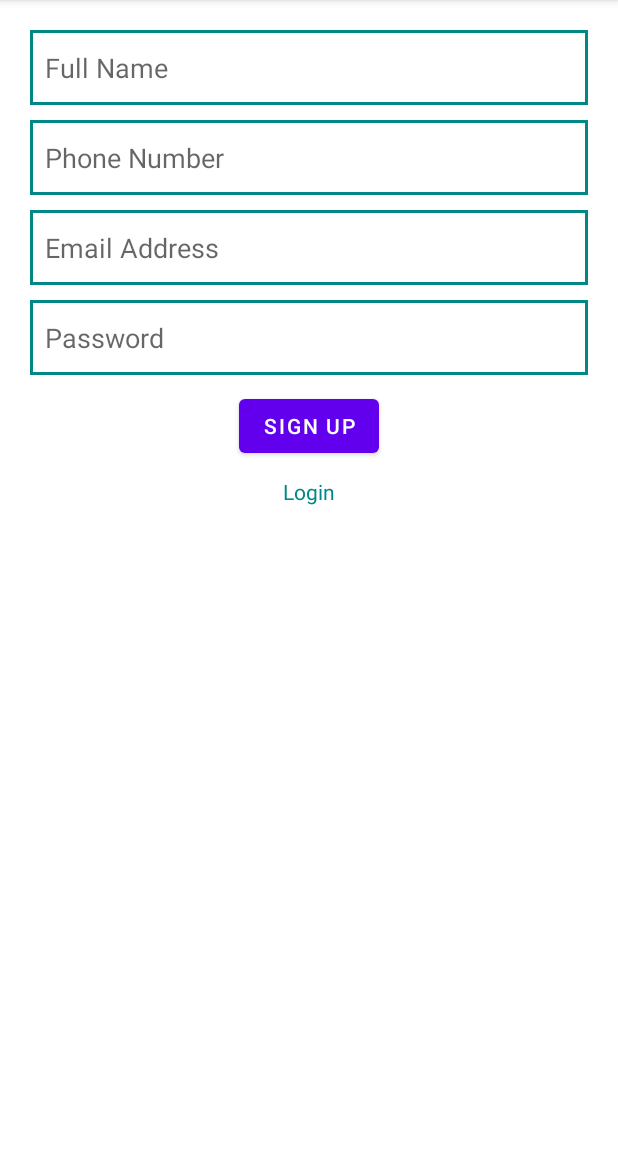
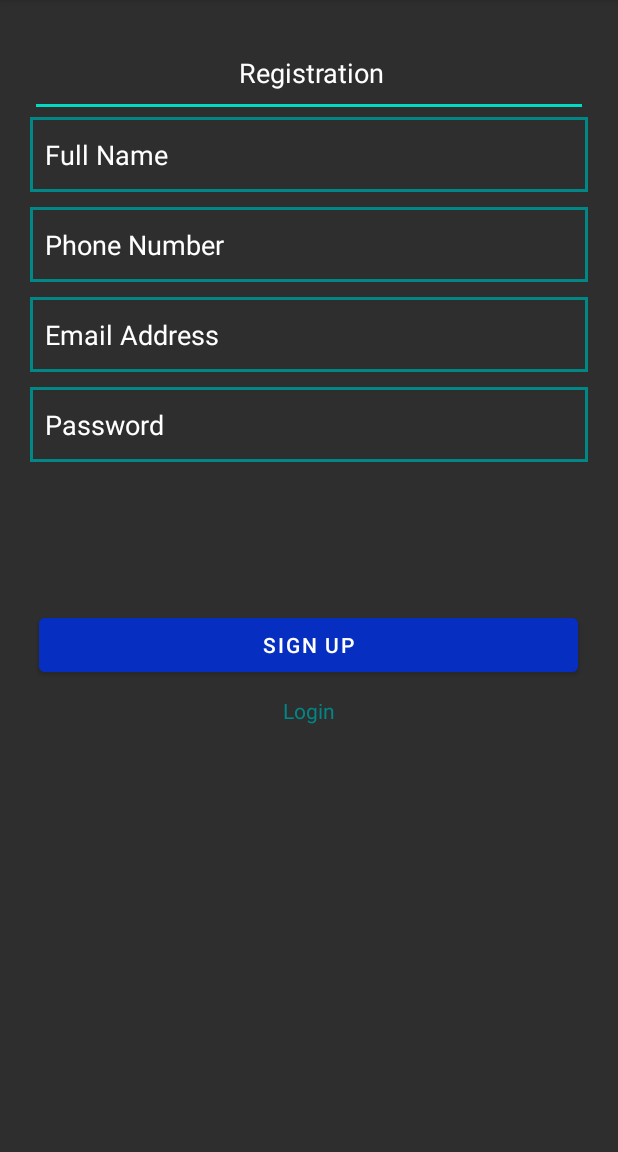
Before and after one commit to nikiero/WeatherApp, an Android app: the MainActivity screen opened directly, with no data from a screen before it, on a phone screen of 412 x 824 dp, the part 84-1236 px from its top. Run offline under Robolectric (Android 15) with nearby library versions, the phone set to English and light mode, and no system bars; our stand-ins replace Firebase (no records; nobody signed in at launch, a user with empty details on screens opened directly).

Commit message:
Updated interface

```diff
--- a/app/src/main/res/layout/activity_main.xml
+++ b/app/src/main/res/layout/activity_main.xml
@@ -4,63 +4,87 @@
     xmlns:tools="http://schemas.android.com/tools"
     android:layout_width="match_parent"
     android:layout_height="match_parent"
+    android:background="#2E2E2E"
+    android:orientation="vertical"
     android:padding="20dp"
-    tools:context=".MainActivity"
-    android:orientation="vertical">
+    tools:context=".MainActivity">
+
+    <EditText
+        android:id="@+id/editTextTextPersonName"
+        android:layout_width="match_parent"
+        android:layout_height="58dp"
+        android:ems="10"
+        android:inputType="textPersonName"
+        android:text="                             Registration"
+        android:textColor="#FFFFFF"
+        android:textColorHint="#FFFFFF" />
 
     <EditText
         android:id="@+id/fullName"
-        android:padding="10dp"
+        android:layout_width="match_parent"
+        android:layout_height="50dp"
         android:background="@drawable/editext_background"
         android:hint="Full Name"
-        android:layout_width="match_parent"
-        android:layout_height="50dp" />
+        android:padding="10dp"
+        android:textColor="#EDE8E8"
+        android:textColorHint="#FFFFFF" />
 
     <EditText
         android:id="@+id/phoneNumber"
+        android:layout_width="match_parent"
+        android:layout_height="50dp"
         android:layout_marginTop="10dp"
-        android:padding="10dp"
         android:background="@drawable/editext_background"
         android:hint="Phone Number"
         android:maxLength="11"
-        android:layout_width="match_parent"
-        android:layout_height="50dp" />
+        android:padding="10dp"
+        android:textColor="#FFFFFF"
+        android:textColorHint="#FFFFFF" />
 
     <EditText
         android:id="@+id/emailAddress"
+        android:layout_width="match_parent"
+        android:layout_height="50dp"
         android:layout_marginTop="10dp"
-        android:padding="10dp"
         android:background="@drawable/editext_background"
         android:hint="Email Address"
-        android:layout_width="match_parent"
-        android:layout_height="50dp" />
+        android:padding="10dp"
+        android:textColor="#F8F8F8"
+        android:textColorHint="#FFFFFF" />
 
     <EditText
         android:id="@+id/password"
+        android:layout_width="match_parent"
+        android:layout_height="50dp"
         android:layout_marginTop="10dp"
-        android:padding="10dp"
         android:background="@drawable/editext_background"
         android:hint="Password"
         android:inputType="textPassword"
+        android:padding="10dp"
+        android:textColor="#FFFFFF"
+        android:textColorHint="#FFFFFF" />
+
+    <Space
         android:layout_width="match_parent"
-        android:layout_height="50dp" />
+        android:layout_height="88dp" />
 
     <Button
         android:id="@+id/signup"
+        android:layout_width="359dp"
+        android:layout_height="wrap_content"
+        android:layout_gravity="center"
         android:layout_marginTop="10dp"
-        android:text="Sign Up"
-        android:layout_gravity="center"
-        android:layout_width="wrap_content"
-        android:layout_height="wrap_content" />
+        android:backgroundTint="#062EC1"
+        android:text="Sign Up" />
 
     <TextView
         android:id="@+id/goToLoginActivity"
-        android:textColor="@color/teal_700"
+        android:layout_width="wrap_content"
+        android:layout_height="wrap_content"
         android:layout_gravity="center"
         android:layout_marginTop="10dp"
         android:text="Login"
-        android:layout_width="wrap_content"
-        android:layout_height="wrap_content"/>
+        android:textColor="@color/teal_700" />
 
     <!--    <Button-->
     <!--        android:id="@+id/button_login"-->
```
Also changed, not shown: app/src/main/res/layout/activity_login.xml (+37 -16 lines), app/src/main/res/layout/activity_maps_info.xml (+17 -12 lines). Lines whose indentation alone changed are shown as unchanged.
